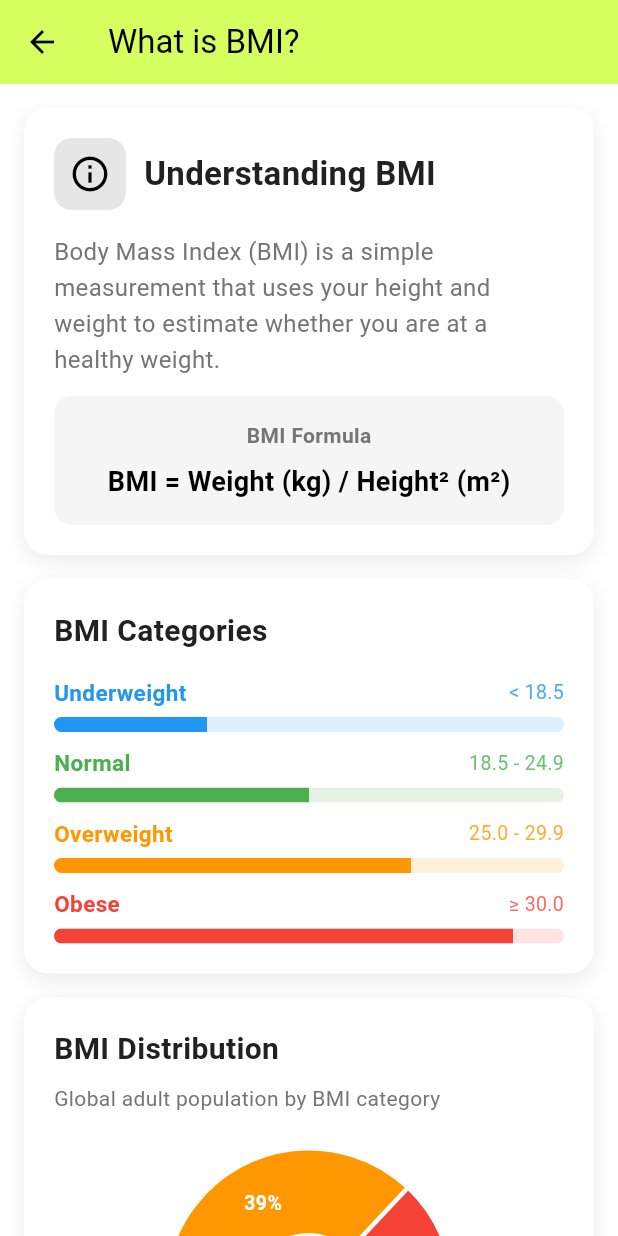
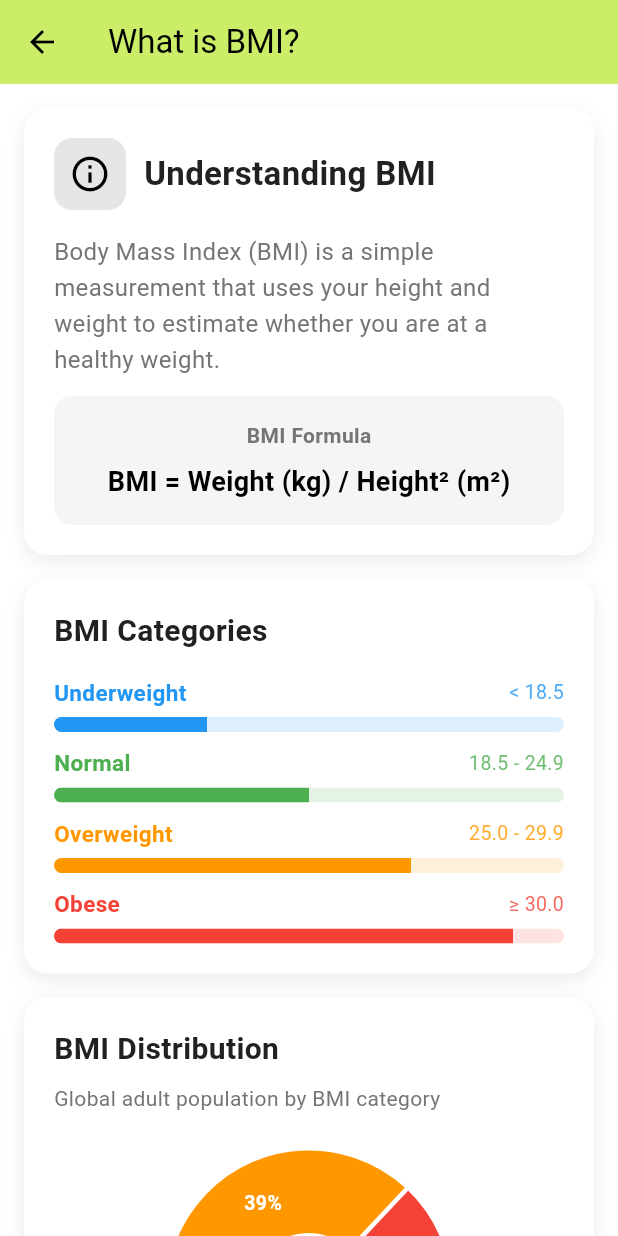
Before and after one commit to farhans-codes/bmi_calculator, a Flutter app: the screen it shows after launch, in the side drawer, after a tap on "What is BMI?", on a phone screen of 412 x 824 dp. Run offline on Flutter 3.47's test engine with Material 3 defaults, Android fonts, the phone set to English and light mode, and no system bars; drawn by our look-alikes of fl_chart; our stand-ins replace flutter_svg, share_plus.

Commit message:
style: update primary color and reference it in splash screen background

```diff
--- a/lib/app_theme.dart
+++ b/lib/app_theme.dart
@@ -1,7 +1,7 @@
 import 'package:flutter/material.dart';
 
 class AppTheme {
-  static const Color primaryColor = Color(0xFFd5ff5f);
+  static const Color primaryColor = Color(0xFFCBED67);
   static Color? darkSurfaceColor = Colors.grey[850];
 
   static final ThemeData lightTheme = ThemeData(
--- a/lib/splash_screen.dart
+++ b/lib/splash_screen.dart
@@ -1,5 +1,6 @@
 import 'package:flutter/material.dart';
 import 'package:flutter_svg/flutter_svg.dart';
+import 'package:bmi_calculator/app_theme.dart';
 
 class SplashScreen extends StatefulWidget {
   final Widget nextScreen;
@@ -49,7 +50,7 @@ class _SplashScreenState extends State<SplashScreen>
   @override
   Widget build(BuildContext context) {
     return Scaffold(
-      backgroundColor: const Color(0xFFd5ff5f),
+      backgroundColor: AppTheme.primaryColor,
       body: Center(
         child: FadeTransition(
           opacity: _fadeAnimation,
```
